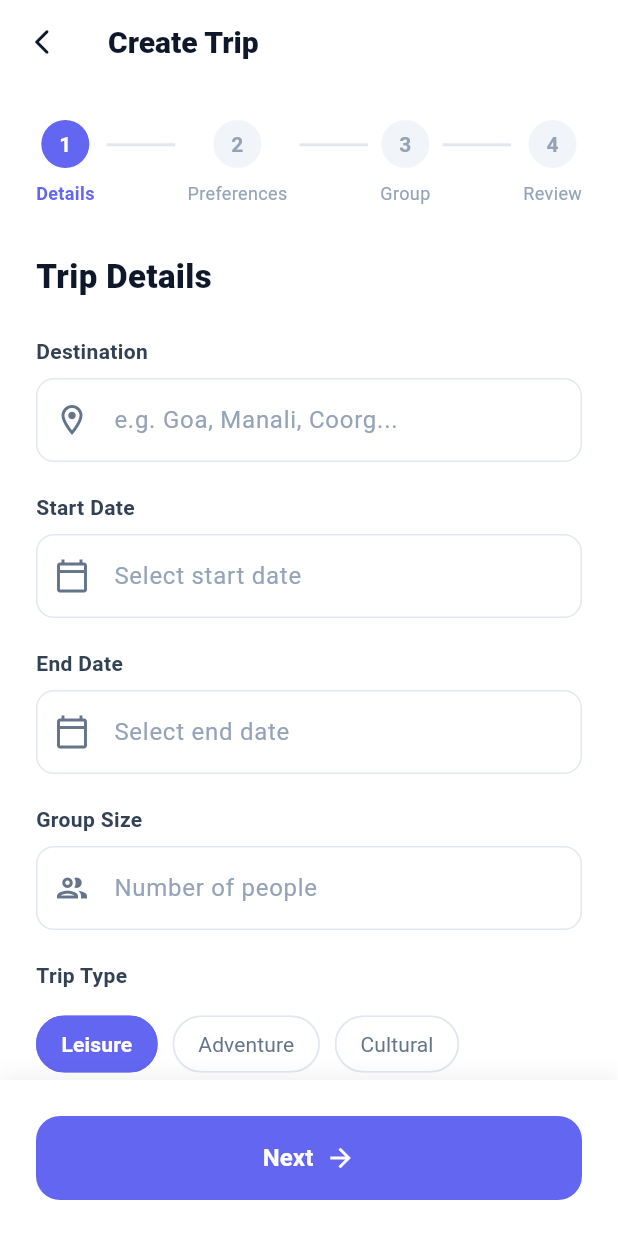
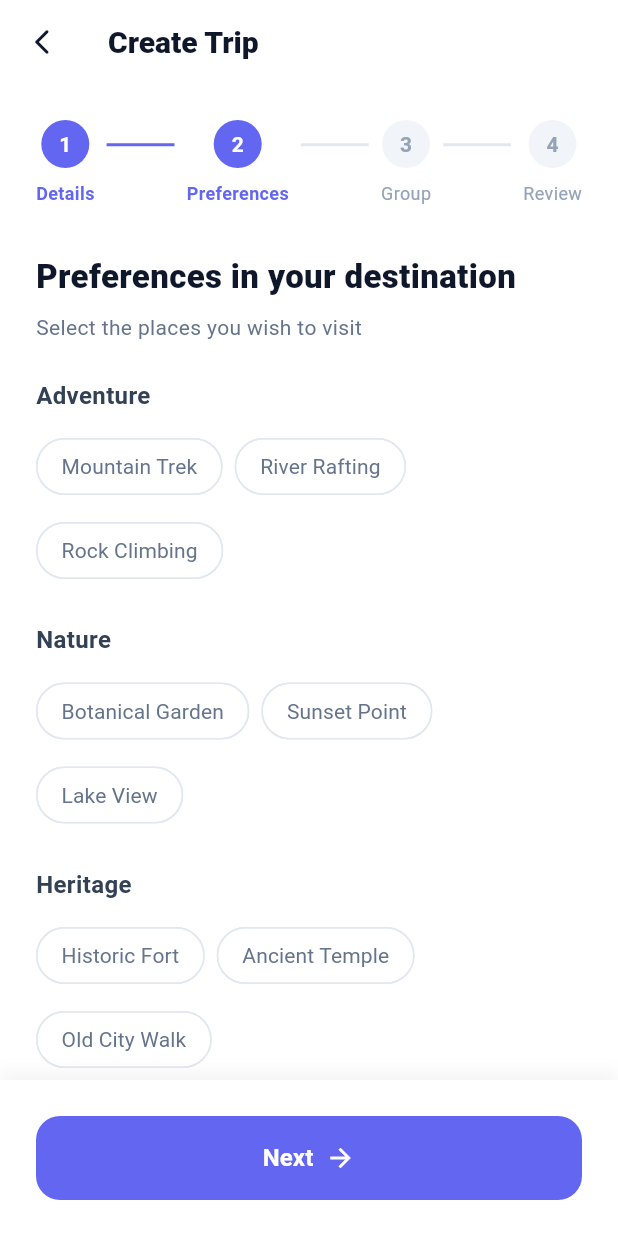
Before and after one commit to ArchanaVbe/Nexti-project, a Flutter app: the CreateTripScreen screen opened directly, after a tap on "Next", on a phone screen of 412 x 824 dp. Run offline on Flutter 3.47's test engine with Material 3 defaults, Android fonts, the phone set to English and light mode, and no system bars; our stand-ins replace image_picker; network calls fail.

Commit message:
feat(trip): add preferences step with destination-based categorization

```diff
--- a/lib/screens/create_trip_screen.dart
+++ b/lib/screens/create_trip_screen.dart
@@ -13,8 +13,8 @@ class _CreateTripScreenState extends State<CreateTripScreen> {
   final TextEditingController _endDateController = TextEditingController();
   final TextEditingController _groupSizeController = TextEditingController();
 
-  String _selectedTripType = 'Leisure';
-  final List<String> _tripTypes = ['Leisure', 'Adventure', 'Cultural', 'Others'];
+  int _currentStep = 1;
+  final List<String> _selectedPlaces = [];
 
   @override
   void dispose() {
@@ -23,6 +23,39 @@ class _CreateTripScreenState extends State<CreateTripScreen> {
     _endDateController.dispose();
     _groupSizeController.dispose();
     super.dispose();
+  }
+
+  Map<String, List<String>> _getSuggestedPlaces(String destination) {
+    String dest = destination.toLowerCase().trim();
+    if (dest == 'hampi') {
+      return {
+        'Adventure': ['Matanga Hill Trek', 'Coracle Ride', 'Bouldering at Hemakuta'],
+        'Nature': ['Tungabhadra River', 'Sanapur Lake', 'Anjaneya Hill'],
+        'Heritage': ['Virupaksha Temple', 'Vitthala Temple', 'Lotus Mahal', 'Elephant Stables'],
+        'Shopping': ['Hampi Bazaar', 'Hippie Island Markets']
+      };
+    } else if (dest == 'mysuru' || dest == 'mysore') {
+      return {
+        'Adventure': ['Chamundi Hill Steps', 'KRS Dam Cycling'],
+        'Nature': ['Brindavan Gardens', 'Karanji Lake', 'Ranganathittu Bird Sanctuary'],
+        'Heritage': ['Mysore Palace', 'Chamundeshwari Temple', 'Jaganmohan Palace'],
+        'Shopping': ['Devaraja Market', 'Cauvery Emporium', 'Silk Factory']
+      };
+    } else if (dest == 'gokarna') {
+      return {
+        'Adventure': ['Beach Trekking', 'Surfing', 'Banana Boat Ride'],
+        'Nature': ['Om Beach', 'Half Moon Beach', 'Paradise Beach'],
+        'Heritage': ['Mahabaleshwar Temple', 'Mirjan Fort'],
+        'Shopping': ['Flea Market', 'Car Street Shops']
+      };
+    }
+    // Default fallback
+    return {
+      'Adventure': ['Mountain Trek', 'River Rafting', 'Rock Climbing'],
+      'Nature': ['Botanical Garden', 'Sunset Point', 'Lake View'],
+      'Heritage': ['Historic Fort', 'Ancient Temple', 'Old City Walk'],
+      'Shopping': ['Local Market', 'Handicraft Street']
+    };
   }
 
   Widget _buildStepIndicator(String label, String number, bool isActive) {
@@ -143,6 +176,127 @@ class _CreateTripScreenState extends State<CreateTripScreen> {
     }
   }
 
+  Widget _buildStep1() {
+    return Column(
+      crossAxisAlignment: CrossAxisAlignment.start,
+      children: [
+        const Text(
+          'Trip Details',
+          style: TextStyle(
+            fontSize: 22,
+            fontWeight: FontWeight.w800,
+            color: Color(0xFF0F172A),
+          ),
+        ),
+        const SizedBox(height: 24),
+        _buildTextField(
+          label: 'Destination',
+          hint: 'e.g. Mysuru, Hampi, Gokarna...',
+          icon: Icons.location_on_outlined,
+          controller: _destinationController,
+        ),
+        _buildTextField(
+          label: 'Start Date',
+          hint: 'Select start date',
+          icon: Icons.calendar_today_outlined,
+          controller: _startDateController,
+          readOnly: true,
+          onTap: () => _selectDate(context, _startDateController),
+        ),
+        _buildTextField(
+          label: 'End Date',
+          hint: 'Select end date',
+          icon: Icons.calendar_today_outlined,
+          controller: _endDateController,
+          readOnly: true,
+          onTap: () => _selectDate(context, _endDateController),
+        ),
+        _buildTextField(
+          label: 'Group Size',
+          hint: 'Number of people',
+          icon: Icons.group_outlined,
+          controller: _groupSizeController,
+          keyboardType: TextInputType.number,
+        ),
+        const SizedBox(height: 40),
+      ],
+    );
+  }
+
+  Widget _buildStep2() {
+    final suggestedPlaces = _getSuggestedPlaces(_destinationController.text);
+    return Column(
+      crossAxisAlignment: CrossAxisAlignment.start,
+      children: [
+        Text(
+          'Preferences in ${_destinationController.text.isNotEmpty ? _destinationController.text : "your destination"}',
+          style: const TextStyle(
+            fontSize: 22,
+            fontWeight: FontWeight.w800,
+            color: Color(0xFF0F172A),
+          ),
+        ),
+        const SizedBox(height: 8),
+        const Text(
+          'Select the places you wish to visit',
+          style: TextStyle(fontSize: 14, color: Color(0xFF64748B)),
+        ),
+        const SizedBox(height: 24),
+        ...suggestedPlaces.entries.map((category) {
+          return Column(
+            crossAxisAlignment: CrossAxisAlignment.start,
+            children: [
+              Text(
+                category.key,
+                style: const TextStyle(
+                  fontSize: 16,
+                  fontWeight: FontWeight.bold,
+                  color: Color(0xFF334155),
+                ),
+              ),
+              const SizedBox(height: 12),
+              Wrap(
+                spacing: 8,
+                runSpacing: 8,
+                children: category.value.map((place) {
+                  final isSelected = _selectedPlaces.contains(place);
+                  return FilterChip(
+                    label: Text(place),
+                    selected: isSelected,
+                    onSelected: (selected) {
+                      setState(() {
+                        if (selected) {
+                          _selectedPlaces.add(place);
+                        } else {
+                          _selectedPlaces.remove(place);
+                        }
+                      });
+                    },
+                    backgroundColor: Colors.white,
+                    selectedColor: const Color(0xFF6366F1).withValues(alpha: 0.1),
+                    checkmarkColor: const Color(0xFF6366F1),
+                    labelStyle: TextStyle(
+                      color: isSelected ? const Color(0xFF6366F1) : const Color(0xFF64748B),
+                      fontWeight: isSelected ? FontWeight.bold : FontWeight.normal,
+                    ),
+                    shape: RoundedRectangleBorder(
+                      borderRadius: BorderRadius.circular(20),
+                      side: BorderSide(
+                        color: isSelected ? const Color(0xFF6366F1) : const Color(0xFFE2E8F0),
+                      ),
+                    ),
+                  );
+                }).toList(),
+              ),
+              const SizedBox(height: 24),
+            ],
+          );
+        }),
+        const SizedBox(height: 16),
+      ],
+    );
+  }
+
   @override
   Widget build(BuildContext context) {
     return Scaffold(
@@ -152,7 +306,15 @@ class _CreateTripScreenState extends State<CreateTripScreen> {
         elevation: 0,
         leading: IconButton(
           icon: const Icon(Icons.arrow_back_ios_new_rounded, color: Color(0xFF0F172A), size: 20),
-          onPressed: () => Navigator.pop(context),
+          onPressed: () {
+            if (_currentStep > 1) {
+              setState(() {
+                _currentStep--;
+              });
+            } else {
+              Navigator.pop(context);
+            }
+          },
         ),
         title: const Text(
           'Create Trip',
@@ -177,117 +339,38 @@ class _CreateTripScreenState extends State<CreateTripScreen> {
                     Row(
                       mainAxisAlignment: MainAxisAlignment.spaceBetween,
                       children: [
-                        _buildStepIndicator('Details', '1', true),
+                        _buildStepIndicator('Details', '1', _currentStep >= 1),
                         Expanded(
                           child: Container(
                             height: 2,
-                            color: const Color(0xFFE2E8F0),
+                            color: _currentStep >= 2 ? const Color(0xFF6366F1) : const Color(0xFFE2E8F0),
                             margin: const EdgeInsets.only(bottom: 24, left: 8, right: 8),
                           ),
                         ),
-                        _buildStepIndicator('Preferences', '2', false),
+                        _buildStepIndicator('Preferences', '2', _currentStep >= 2),
                         Expanded(
                           child: Container(
                             height: 2,
-                            color: const Color(0xFFE2E8F0),
+                            color: _currentStep >= 3 ? const Color(0xFF6366F1) : const Color(0xFFE2E8F0),
                             margin: const EdgeInsets.only(bottom: 24, left: 8, right: 8),
                           ),
                         ),
-                        _buildStepIndicator('Group', '3', false),
+                        _buildStepIndicator('Group', '3', _currentStep >= 3),
                         Expanded(
                           child: Container(
                             height: 2,
-                            color: const Color(0xFFE2E8F0),
+                            color: _currentStep >= 4 ? const Color(0xFF6366F1) : const Color(0xFFE2E8F0),
                             margin: const EdgeInsets.only(bottom: 24, left: 8, right: 8),
                           ),
                         ),
-                        _buildStepIndicator('Review', '4', false),
+                        _buildStepIndicator('Review', '4', _currentStep >= 4),
                       ],
                     ),
                     const SizedBox(height: 32),
 
-                    const Text(
-                      'Trip Details',
-                      style: TextStyle(
-                        fontSize: 22,
-                        fontWeight: FontWeight.w800,
-                        color: Color(0xFF0F172A),
-                      ),
-                    ),
-                    const SizedBox(height: 24),
-
-                    _buildTextField(
-                      label: 'Destination',
-                      hint: 'e.g. Goa, Manali, Coorg...',
-                      icon: Icons.location_on_outlined,
-                      controller: _destinationController,
-                    ),
-
-                    _buildTextField(
-                      label: 'Start Date',
-                      hint: 'Select start date',
-                      icon: Icons.calendar_today_outlined,
-                      controller: _startDateController,
-                      readOnly: true,
-                      onTap: () => _selectDate(context, _startDateController),
-                    ),
-
-                    _buildTextField(
-                      label: 'End Date',
-                      hint: 'Select end date',
-                      icon: Icons.calendar_today_outlined,
-                      controller: _endDateController,
-                      readOnly: true,
-                      onTap: () => _selectDate(context, _endDateController),
-                    ),
-
-                    _buildTextField(
-                      label: 'Group Size',
-                      hint: 'Number of people',
-                      icon: Icons.group_outlined,
-                      controller: _groupSizeController,
-                      keyboardType: TextInputType.number,
-                    ),
-
-                    const Text(
-                      'Trip Type',
-                      style: TextStyle(
-                        fontSize: 14,
-                        fontWeight: FontWeight.bold,
-                        color: Color(0xFF334155),
-                      ),
-                    ),
-                    const SizedBox(height: 12),
-                    Wrap(
-                      spacing: 10,
-                      runSpacing: 10,
-                      children: _tripTypes.map((type) {
-                        final isSelected = _selectedTripType == type;
-                        return ChoiceChip(
-                          label: Text(type),
-                          selected: isSelected,
-                          onSelected: (selected) {
-                            setState(() {
-                              if (selected) _selectedTripType = type;
-                            });
-                          },
-                          backgroundColor: Colors.white,
-                          selectedColor: const Color(0xFF6366F1),
-                          labelStyle: TextStyle(
-                            color: isSelected ? Colors.white : const Color(0xFF64748B),
-                            fontWeight: isSelected ? FontWeight.bold : FontWeight.normal,
-                          ),
-                          shape: RoundedRectangleBorder(
-                            borderRadius: BorderRadius.circular(20),
-                            side: BorderSide(
-                              color: isSelected ? const Color(0xFF6366F1) : const Color(0xFFE2E8F0),
-                            ),
-                          ),
-                          showCheckmark: false,
-                        );
-                      }).toList(),
-                    ),
-                    const SizedBox(height: 40),
+                    if (_currentStep == 1) _buildStep1(),
+                    if (_currentStep == 2) _buildStep2(),
+                    if (_currentStep == 3) const Center(child: Text("Group Section - Coming next")),
                   ],
                 ),
               ),
@@ -311,7 +394,11 @@ class _CreateTripScreenState extends State<CreateTripScreen> {
                 height: 56,
                 child: ElevatedButton(
                   onPressed: () {
-                    // Navigate to next step or handle form submission
+                    if (_currentStep < 3) {
+                      setState(() {
+                        _currentStep++;
+                      });
+                    }
                   },
                   style: ElevatedButton.styleFrom(
                     backgroundColor: const Color(0xFF6366F1),
```
